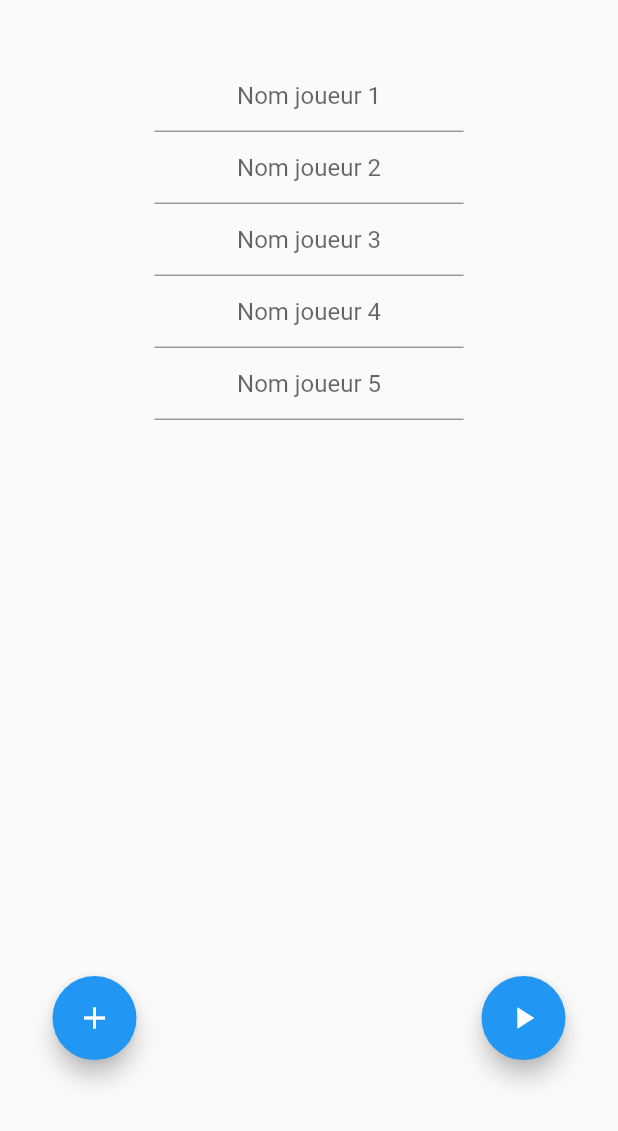
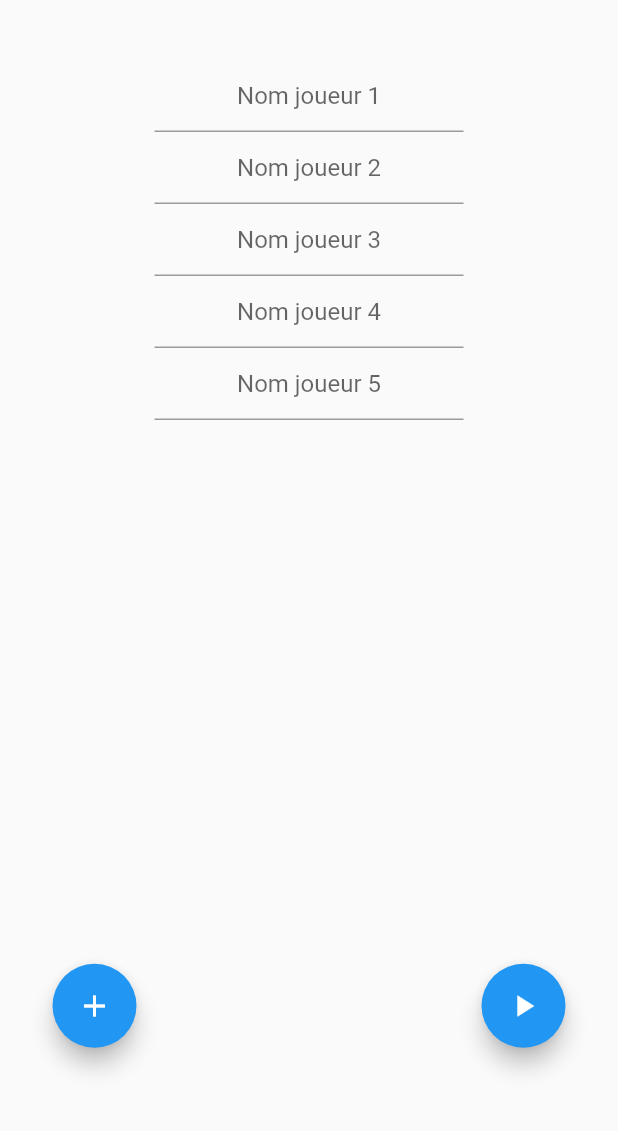
Before and after one commit to julianitow/Picolal_flutter, a Flutter app: the screen it shows after launch, on a phone screen of 412 x 824 dp, the part 105-1236 px from its top. Run offline on Flutter 3.47's test engine with Material 2 defaults, Android fonts, the phone set to English and light mode, and no system bars; statements that could not run were skipped.

Commit message:
IP changes && home constraint fixed

```diff
--- a/lib/ApiServices.dart
+++ b/lib/ApiServices.dart
@@ -5,7 +5,7 @@ import 'package:http/http.dart' as http;
 
 class ApiServices {
 
-  static const String endpoint = "http://lil-nas.ddns.net:8080/api/";
+  static const String endpoint = "http://lil-nas:8080/api/";
 
   static Future<List<Category>> getCategories() async {
       final res = await http.get(endpoint + "categories");
--- a/lib/Home.dart
+++ b/lib/Home.dart
@@ -166,7 +166,7 @@ class _MyHomePageState extends State<MyHomePage> {
               ],
             ),
             Container(
-              height: MediaQuery.of(context).size.height * 0.53,
+              height: MediaQuery.of(context).size.height * 0.52,
               alignment: Alignment.bottomCenter,
               padding: EdgeInsets.only(bottom: 10, left: 35, right: 35),
               child: Stack(
```
